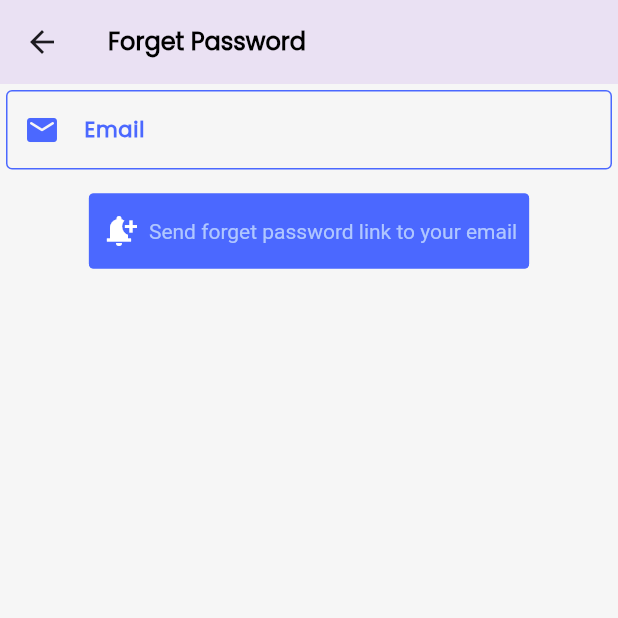
After one commit to defUserName-404/mynotes-flutter, a Flutter app: the ForgetPasswordView screen opened directly, on a phone screen of 412 x 824 dp, the top half of it. The commit adds this screen. Run offline on Flutter 3.47's test engine with Material 3 defaults, Android fonts, the phone set to English and light mode, and no system bars; drawn by our look-alikes of getwidget; our stand-ins replace bloc, cloud_firestore, equatable, firebase_auth, firebase_core, flutter_bloc and 2 more; accounts and stored records are empty; network calls fail.

Commit message:
Forget password is now fully functional

```diff
--- a/lib/services/auth/auth_provider.dart
+++ b/lib/services/auth/auth_provider.dart
@@ -15,4 +15,6 @@ abstract class AppAuthProvider {
   Future<void> logout();
 
   Future<void> sendEmailVerification();
+
+  Future<void> sendPasswordReset({required String toEmail});
 }
--- a/lib/services/auth/auth_service.dart
+++ b/lib/services/auth/auth_service.dart
@@ -32,4 +32,8 @@ class AppAuthService implements AppAuthProvider {
 
   @override
   Future<void> initialize() => appAuthProvider.initialize();
+
+  @override
+  Future<void> sendPasswordReset({required String toEmail}) =>
+      appAuthProvider.sendEmailVerification();
 }
--- a/lib/services/auth/auth_validation.dart
+++ b/lib/services/auth/auth_validation.dart
@@ -3,9 +3,6 @@ class AppAuthenticationValidator {
 
   static final RegExp _emailRegex = RegExp(
       r"^[a-zA-Z0-9.!#$%&'*+/=?^_`{|}~-]+@[a-zA-Z0-9](?:[a-zA-Z0-9-]{0,61}[a-zA-Z0-9])?(?:\.[a-zA-Z0-9](?:[a-zA-Z0-9-]{0,61}[a-zA-Z0-9])?)*$");
-
-  static final RegExp _passwordRegex = RegExp(
-      r"^(?=.*[a-z])(?=.*[A-Z])(?=.*\d)(?=.*[@$!%*?&,\-_=])[A-Za-z\d@$!%*?&,\-_=]+$");
 
   static String? validateEmail(String email) {
     if (email.isEmpty) {
@@ -24,9 +21,6 @@ class AppAuthenticationValidator {
     if (password.length < 6) {
       return 'Password must be at least 6 characters long.';
     }
-    if (!_passwordRegex.hasMatch(password)) {
-      return 'Password must contain at least one uppercase letter, one lowercase letter, one digit and one special character.';
-    }
     return null;
   }
 
--- a/lib/services/auth/bloc/auth_event.dart
+++ b/lib/services/auth/bloc/auth_event.dart
@@ -34,3 +34,9 @@ class AppAuthEventRegister extends AppAuthEvent {
 class AppAuthEventSendEmailVerification extends AppAuthEvent {
   const AppAuthEventSendEmailVerification();
 }
+
+class AppAuthEventForgetPassword extends AppAuthEvent {
+  final String? email;
+
+  const AppAuthEventForgetPassword({this.email});
+}
--- a/lib/services/auth/bloc/auth_state.dart
+++ b/lib/services/auth/bloc/auth_state.dart
@@ -36,3 +36,11 @@ class AppAuthStateRegistering extends AppAuthState {
 
   const AppAuthStateRegistering({this.exception});
 }
+
+class AppAuthStateForgettingPassword extends AppAuthState {
+  final Exception? exception;
+  final bool hasSentEmail;
+
+  const AppAuthStateForgettingPassword(
+      {this.exception, required this.hasSentEmail});
+}
--- /dev/null
+++ b/lib/views/auth_view/forget_password_view.dart
@@ -0,0 +1,94 @@
+import 'package:flutter/material.dart';
+import 'package:flutter_bloc/flutter_bloc.dart';
+import 'package:mynotes/views/custom_widgets/textfield.dart';
+
+import '../../services/auth/bloc/auth_bloc.dart';
+import '../../services/auth/bloc/auth_event.dart';
+import '../../services/auth/bloc/auth_state.dart';
+import '../custom_widgets/button.dart';
+import '../custom_widgets/dialogs.dart';
+
+class ForgetPasswordView extends StatefulWidget {
+  const ForgetPasswordView({super.key});
+
+  @override
+  State<ForgetPasswordView> createState() => _ForgetPasswordViewState();
+}
+
+class _ForgetPasswordViewState extends State<ForgetPasswordView> {
+  late final TextEditingController _emailController;
+
+  @override
+  void initState() {
+    _emailController = TextEditingController();
+    super.initState();
+  }
+
+  @override
+  void dispose() {
+    _emailController.dispose();
+    super.dispose();
+  }
+
+  @override
+  Widget build(BuildContext context) {
+    return BlocListener<AppAuthBloc, AppAuthState>(
+      listener: (context, state) {
+        if (state is AppAuthStateForgettingPassword) {
+          if (state.hasSentEmail) {
+            _emailController.clear();
+            AppDialog.showErrorDialog(
+                context: context,
+                title: 'Password Reset Email Sent',
+                content:
+                    'A link to reset your password has been sent to your email. Please use that link to reset your password');
+          }
+          if (state.exception != null) {
+            AppDialog.showErrorDialog(
+                context: context,
+                title: 'User Not Found',
+                content:
+                    'Email you entered does not belong any existing user. Please try registering instead.');
+          }
+        }
+      },
+      child: Scaffold(appBar: _appBar(), body: _body()),
+    );
+  }
+
+  PreferredSizeWidget _appBar() {
+    return AppBar(
+      elevation: 10,
+      leading: BackButton(
+          onPressed: () =>
+              context.read<AppAuthBloc>().add(const AppAuthEventLogout())),
+      title: Text(
+        'Forget Password',
+        style: Theme.of(context).textTheme.headlineSmall,
+      ),
+    );
+  }
+
+  Widget _body() {
+    return Container(
+      margin: const EdgeInsets.all(4.0),
+      child: Column(
+        children: [
+          AppTextField(
+            controller: _emailController,
+            keyboardType: TextInputType.emailAddress,
+            hintText: 'Enter your email address',
+            labelText: 'Email',
+            prefixIcon: const Icon(Icons.email_rounded),
+          ),
+          const SizedBox(height: 16.0),
+          AppButton(
+              text: 'Send forget password link to your email',
+              icon: const Icon(Icons.notification_add),
+              onPressed: () async => context.read<AppAuthBloc>().add(
+                  AppAuthEventForgetPassword(email: _emailController.text)))
+        ],
+      ),
+    );
+  }
+}
```
Also changed, not shown: lib/services/auth/bloc/auth_bloc.dart (+20 -1 lines), lib/services/auth/firebase_auth_provider.dart (+18 -0 lines), lib/views/auth_view/login_view.dart (+21 -3 lines), lib/views/routing/home_page_routing.dart (+5 -2 lines), 1 other file.
